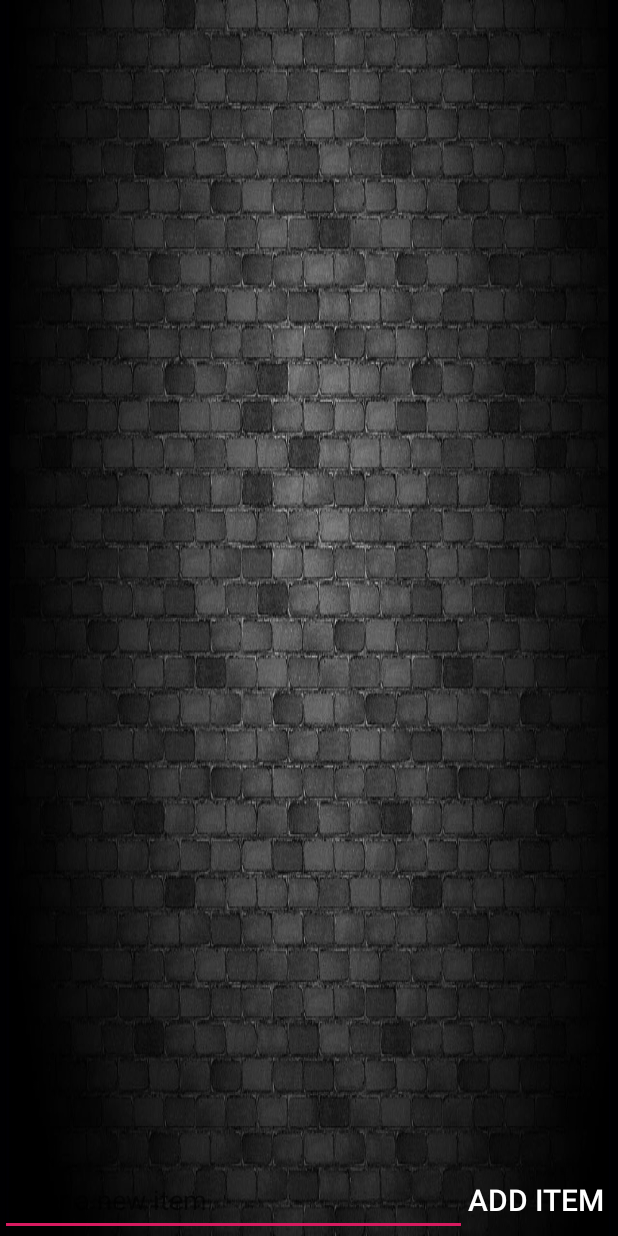
After one commit to gadkh/TeamFive_RoomMate, an Android app: the layout activity_groceries.xml on its own in the app's theme, with its tools: preview values and no code run, on a phone screen of 412 x 824 dp. The commit adds this screen. Run offline under Robolectric (Android 15) with nearby library versions, the phone set to English and light mode, and no system bars.

Commit message:
Create groceries activity

```diff
--- a/app/src/main/java/com/example/gadkh/roommate/NavigationActivity.java
+++ b/app/src/main/java/com/example/gadkh/roommate/NavigationActivity.java
@@ -72,7 +72,9 @@ public class NavigationActivity extends AppCompatActivity {
         groceriesBtn.setOnClickListener(new View.OnClickListener() {
             @Override
             public void onClick(View view) {
-
+                Intent i = new Intent(getBaseContext(), GroceriesActivity.class);
+                i.putExtra("message",user_id);
+                startActivity(i);
             }
         });
     }
--- /dev/null
+++ b/app/src/main/res/layout/activity_groceries.xml
@@ -0,0 +1,46 @@
+<?xml version="1.0" encoding="utf-8"?>
+<RelativeLayout xmlns:android="http://schemas.android.com/apk/res/android"
+                xmlns:tools="http://schemas.android.com/tools"
+                android:layout_width="match_parent"
+                android:layout_height="match_parent"
+                tools:context=".Activities.MainActivity"
+    android:background="@drawable/brickswall"
+    android:layoutDirection="ltr">
+
+    <FrameLayout
+            android:layout_width="wrap_content"
+            android:layout_height="wrap_content"
+            android:id="@+id/placeholder"
+            android:layout_alignParentTop="true"
+            android:layout_alignParentLeft="true"
+            android:layout_alignParentStart="true"
+            android:layout_above="@+id/btnAddItem" />
+
+    <EditText
+            android:layout_width="wrap_content"
+            android:layout_height="wrap_content"
+            android:id="@+id/etNewItem"
+            android:layout_alignTop="@+id/btnAddItem"
+            android:hint="Enter a new item"
+            android:layout_alignParentLeft="true"
+            android:layout_alignParentStart="true"
+            android:layout_toLeftOf="@+id/btnAddItem"
+            android:layout_toStartOf="@+id/btnAddItem"
+            android:layout_alignParentBottom="true"
+        android:textColor="@color/colorWhite"/>
+
+    <Button
+            android:layout_width="wrap_content"
+            android:layout_height="wrap_content"
+            android:text="Add Item"
+            android:id="@+id/btnAddItem"
+            android:layout_alignParentBottom="true"
+            android:layout_alignParentRight="true"
+            android:layout_alignParentEnd="true"
+            android:background="#00ffffff"
+            android:layout_marginEnd="10dp"
+            android:textSize="20sp"
+            android:textColor="@color/colorWhite"
+        />
+
+</RelativeLayout>
```
Also changed, not shown: app/src/main/java/com/example/gadkh/roommate/GroceriesActivity.java (added, +91 -0 lines).
